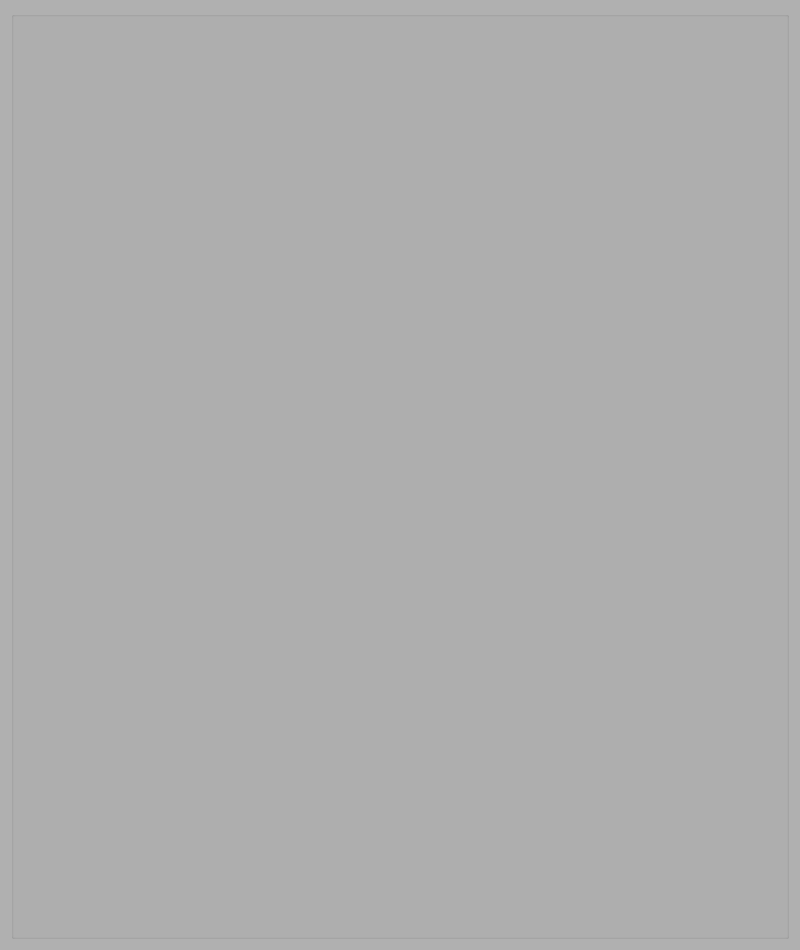
The window that LenovoLegion/LenovoLegion-Application/CPUFrequency.ui (bolekjar/LenovoLegion) describes before a commit, drawn with Qt 5.
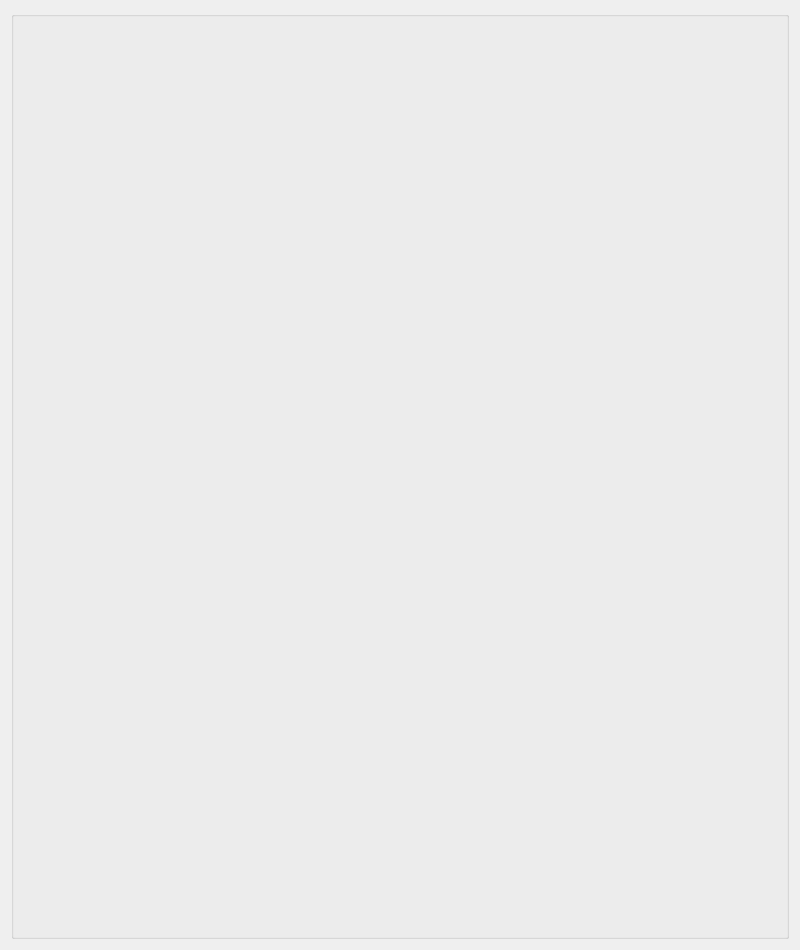
The same window after the commit. Icons and pictures are not drawn.

The edit to the form file:
```diff
--- a/LenovoLegion/LenovoLegion-Application/CPUFrequency.ui
+++ b/LenovoLegion/LenovoLegion-Application/CPUFrequency.ui
@@ -23,566 +23,6 @@
    <iconset resource="Resources.qrc">
     <normaloff>:/images/icons/LenovoLegionIco.png</normaloff>:/images/icons/LenovoLegionIco.png</iconset>
   </property>
-  <property name="styleSheet">
-   <string notr="true">/*Copyright (c) DevSec Studio. All rights reserved.
-
-MIT License
-
-Permission is hereby granted, free of charge, to any person obtaining a copy
-of this software and associated documentation files (the &quot;Software&quot;), to deal
-in the Software without restriction, including without limitation the rights
-to use, copy, modify, merge, publish, distribute, sublicense, and/or sell
-copies of the Software, and to permit persons to whom the Software is
-furnished to do so, subject to the following conditions:
-
-The above copyright notice and this permission notice shall be included in all
-copies or substantial portions of the Software.
-
-THE SOFTWARE IS PROVIDED *AS IS*, WITHOUT WARRANTY OF ANY KIND, EXPRESS OR
-IMPLIED, INCLUDING BUT NOT LIMITED TO THE WARRANTIES OF MERCHANTABILITY,
-FITNESS FOR A PARTICULAR PURPOSE AND NONINFRINGEMENT. IN NO EVENT SHALL THE
-AUTHORS OR COPYRIGHT HOLDERS BE LIABLE FOR ANY CLAIM, DAMAGES OR OTHER
-LIABILITY, WHETHER IN AN ACTION OF CONTRACT, TORT OR OTHERWISE, ARISING FROM,
-OUT OF OR IN CONNECTION WITH THE SOFTWARE OR THE USE OR OTHER DEALINGS IN THE SOFTWARE.
-*/
-
-/*-----QWidget-----*/
-QWidget
-{
-	background-color: #b0b0b0;
-	color: #ffffff;
-	border-color: #000000;
-
-}
-
-
-/*-----QLabel-----*/
-QLabel
-{
-	background-color: transparent;
-	color: #000000;
-	border-color: #000000;
-
-}
-
-
-/*-----QMenuBar-----*/
-QMenuBar
-{
-	background-color: qlineargradient(spread:pad, x1:1, y1:0, x2:1, y2:1, stop:0 rgba(227, 227, 228, 255),stop:1 rgba(213, 213, 213, 255));
-	color: #000;
-	font-weight: bold;
-
-}
-
-
-QMenuBar::disabled
-{
-	background-color: #404040;
-	color: #656565;
-	border-color: #051a39;
-
-}
-
-
-QMenuBar::item
-{
-    background-color: transparent;
-
-}
-
-
-QMenuBar::item:selected
-{
-    background-color: #bebebe;
-	color: #000;
-
-}
-
-
-QMenuBar::item:pressed
-{
-    background-color: #a0a0a0;
-    border: 0px solid;
-    margin-bottom: -1px;
-    padding-bottom: 1px;
-
-}
-
-
-/*-----QMenu-----*/
-QMenu
-{
-    background-color: qlineargradient(spread:pad, x1:1, y1:0, x2:1, y2:1, stop:0 rgba(207, 208, 216, 255),stop:1 rgba(152, 153, 159, 255));
-    border: 1px solid;
-	border-radius: 3px;
-    color: #000;
-	font-weight: bold;
-
-}
-
-
-QMenu QWidget{
-	background-color: transparent;
-
-}
-
-
-QMenu::separator
-{
-    height: 1px;
-    background-color: #000;
-	margin-left: 15px;
-	margin-right: 15px;
-    color: #ffffff;
-
-}
-
-
-QMenu::item
-{
-    min-width : 150px;
-    padding: 3px 20px 3px 20px;
-
-}
-
-
-QMenu::item:selected
-{
-    background-color: #3da8ff;
-    color: #f0f5f3;
-
-}
-
-
-QMenu::item:disabled
-{
-    color: #262626;
-
-}
-
-
-/*-----QToolTip-----*/
-QToolTip
-{
-	background-color: qlineargradient(spread:pad, x1:1, y1:0, x2:1, y2:1, stop:0 rgba(207, 208, 216, 255),stop:1 rgba(152, 153, 159, 255));
-	color: #000;
-	border: 1px solid #4e4e4d;
-	font-weight: bold;
-
-}
-
-
-/*-----QPushButton-----*/
-QPushButton
-{
-	background-color: #b0b0b0;
-	color: #000000;
-	border: 1px solid #888888;
-	border-radius: 14px;
-	padding: 6px;
-
-}
-
-
-QPushButton::hover
-{
-	background-color: #cbccd4;
-	border: 1px solid #888888;
-
-}
-
-
-QPushButton::pressed
-{
-	background-color: #787878;
-
-}
-
-
-QPushButton::checked
-{
-	background-color: #787878;
-
-}
-
-
-/*-----QLineEdit-----*/
-QLineEdit
-{
-	background-color: #e6e6e6;
-	color: #000;
-	font-weight: bold;
-	border-style: solid;
-	border-width: 2px;
-	border-color: #0a84ff;
-	border-radius: 4px;
-	padding: 5px;
-
-}
-
-/*-----QTabBar-----*/
-QTabBar::tab
-{
-	background-color: qlineargradient(spread:repeat, x1:1, y1:0, x2:1, y2:1, stop:0 rgba(227, 227, 227, 255),stop:1 rgba(187, 187, 187, 255));
-	color: #000;
-	border-style: solid;
-	border-width: 1px;
-	border-color: #666;
-	border-bottom: none;
-	padding: 5px;
-	padding-left: 15px;
-	padding-right: 15px;
-  	border-radius: 5px;
-}
-
-
-QTabWidget::pane 
-{
-	background-color: #666;;
-	border: 1px solid #666;
-	top: 1px;
-
-}
-
-
-QTabBar::tab:last
-{
-	margin-right: 0; 
-
-}
-
-
-QTabBar::tab:first:!selected
-{
-	background-color: #666666;
-	margin-left: 0px;
-
-}
-
-
-QTabBar::tab:!selected
-{
-	color: #b1b1b1;
-	border-bottom-style: solid;
-	background-color: #666666;
-
-}
-
-
-QTabBar::tab:selected
-{
-	margin-top: 0px;
-
-}
-
-
-QTabBar::tab:!selected:hover
-{
-	background-color: qlineargradient(spread:repeat, x1:1, y1:0, x2:1, y2:1, stop:0 rgba(127, 127, 127, 255),stop:1 rgba(87, 87, 87, 255));
-	color: #000;
-
-}
-
-/*-----QScrollBar-----*/
-QScrollBar:vertical 
-{
-   border: none;
-   width: 10px;
-
-}
-
-
-QScrollBar:horizontal 
-{
-   border: none;
-   height: 10px;
-
-}
-
-
-QScrollBar::handle:vertical,
-QScrollBar::handle:horizontal
-{
-   border: none;
-   border-radius : 0px;
-   background-color: #7a7a7a;
-   min-height: 80px;
-   width : 12px;
-
-}
-
-
-QScrollBar::handle:vertical:pressed,
-QScrollBar::handle:horizontal:pressed
-{
-   background-color: #5d5f60; 
-
-}
-
-
-QScrollBar::handle:vertical:hover,
-QScrollBar::handle:horizontal:hover
-{
-   background-color: #5d5f60; 
-
-}
-
-
-QScrollBar::add-line:vertical,
-QScrollBar::add-line:horizontal
-{
-   border: none;
-   background: transparent;
-   height: 0px;
-   subcontrol-position: bottom;
-   subcontrol-origin: margin;
-
-}
-
-
-QScrollBar::add-line:vertical:hover,
-QScrollBar::add-line:horizontal:hover
-{
-   background-color: transparent;
-
-}
-
-
-QScrollBar::add-line:vertical:pressed, 
-QScrollBar::add-line:horizontal:pressed
-{
-   background-color: #3f3f3f;
-
-}
-
-
-QScrollBar::sub-line:vertical,
-QScrollBar::sub-line:horizontal
-{
-   border: none;
-   background: transparent;
-   height: 0px;
-
-}
-
-
-QScrollBar::sub-line:vertical:hover,
-QScrollBar::sub-line:horizontal:hover
-{
-   background-color: transparent;
-
-}
-
-
-QScrollBar::sub-line:vertical:pressed,
-QScrollBar::sub-line:horizontal:pressed
-{
-   background-color: #3f3f3f;
-
-}
-
-
-QScrollBar::up-arrow:vertical,
-QScrollBar::up-arrow:horizontal
-{
-   width: 0px;
-   height: 0px;
-   background: transparent;
-
-}
-
-
-QScrollBar::down-arrow:vertical, 
-QScrollBar::down-arrow:horizontal
-{
-   width: 0px;
-   height: 0px;
-   background: transparent;
-
-}
-
-
-QScrollBar::add-page:vertical, QScrollBar::sub-page:vertical,
-QScrollBar::add-page:horizontal, QScrollBar::sub-page:horizontal
-{
-   background-color: white;
-	
-}
-
-/*-----QSlider-----*/
-
-QSlider:horizontal {
-    min-height: 28px;
-}
-
-QSlider::groove:horizontal 
-{
-	background-color: transparent;
-	height: 4px;
-}
-
-
-QSlider::sub-page:horizontal 
-{
-	background-color: gray;
-}
-
-
-QSlider::add-page:horizontal 
-{
-	background-color: #363535;
-}
-
-
-QSlider::handle:horizontal 
-{
-	width: 25px;
-    margin-top: -10px;
-    margin-bottom: -10px;
-    border-radius: 10px;
-	background: qradialgradient(spread:reflect, cx:0.5, cy:0.5, radius:0.5, fx:0.5, fy:0.5, stop:0.6 rgba(210, 210, 210, 255), stop:0.7 rgba(210, 210, 210, 100));
-}
-
-
-QSlider::handle:horizontal:hover 
-{
-	 background: qradialgradient(spread:reflect, cx:0.5, cy:0.5, radius:0.5, fx:0.5, fy:0.5, stop:0.6 rgba(255, 255, 255, 255), stop:0.7 rgba(255, 255, 255, 100));
-}
-
-
-QSlider::sub-page:horizontal:disabled 
-{
-	background-color: gray;
-	border-color: gray;
-}
-
-
-QSlider::add-page:horizontal:disabled 
-{
-	background-color: #363535;
-	border-color: #363535;
-}
-
-
-QSlider::handle:horizontal:disabled 
-{
-	background-color: gray;
-	border: 1px solid gray;
-}
-
-QSlider:vertical {
-    min-width: 28px;
-}
-
-QSlider::groove:vertical {
-    width: 4px;
-    background-color: transparent;
-}
-
-QSlider::handle:vertical {
-    height: 25px;
-    margin-left: -10px;
-    margin-right: -10px;
-    border-radius: 10px;
-    background: qradialgradient(spread:reflect, cx:0.5, cy:0.5, radius:0.5, fx:0.5, fy:0.5, stop:0.6 rgba(210, 210, 210, 255), stop:0.7 rgba(210, 210, 210, 100));
-}
-
-QSlider::handle:vertical:hover {
-    background: qradialgradient(spread:reflect, cx:0.5, cy:0.5, radius:0.5, fx:0.5, fy:0.5, stop:0.6 rgba(255, 255, 255, 255), stop:0.7 rgba(255, 255, 255, 100));
-}
-
-QSlider::sub-page:vertical 
-{
-	background-color: #363535;
-	margin: 4px;
-}
-
-
-QSlider::add-page:vertical 
-{
-	background-color: transparent;
-	background-color: gray;
-}
-
-
-/*-----QStatusBar-----*/
-QStatusBar
-{
-	background-color: qlineargradient(spread:pad, x1:1, y1:0, x2:1, y2:1, stop:0 rgba(123, 123, 123, 255),stop:0.509615 rgba(116, 116, 116, 255));
-	color: #000;
-	border-color: #000000;
-
-}
-
-/*-----QComboBox-----*/
-QComboBox
-{
-    background-color: qlineargradient(spread:repeat, x1:1, y1:0, x2:1, y2:1, stop:0 rgba(84, 84, 84, 255),stop:1 rgba(59, 59, 59, 255));
-    border: 1px solid #000;
-    padding-left: 6px;
-    color: #ffffff;
-    height: 20px;
-
-}
-
-
-QComboBox::disabled
-{
-	background-color: #404040;
-	color: #656565;
-	border-color: #051a39;
-
-}
-
-
-QComboBox:on
-{
-    background-color: gray;
-	color: #000;
-
-}
-
-
-QComboBox QAbstractItemView
-{
-    background-color: #383838;
-    color: #ffffff;
-    border: 1px solid black;
-    selection-background-color: #b78620;
-    outline: 0;
-
-}
-
-
-QComboBox::drop-down
-{
-	background-color: qlineargradient(spread:repeat, x1:1, y1:0, x2:1, y2:1, stop:0 rgba(57, 57, 57, 255),stop:1 rgba(50, 50, 50, 255));
-    subcontrol-origin: padding;
-    subcontrol-position: top right;
-    width: 15px;
-    border-left-width: 1px;
-    border-left-color: black;
-    border-left-style: solid; 
-
-}
-
-
-QComboBox::down-arrow
-{
-    image: url(://arrow-down.png);
-    width: 8px;
-    height: 8px;
-}
-
-QLCDNumber{
-  background-color: gray;
-  border: 2px solid rgb(113, 113, 113);
-  border-width: 2px;
-  border-radius: 10px;
-  color: rgb(0, 0, 0);
-}</string>
-  </property>
   <layout class="QVBoxLayout" name="verticalLayout_2">
    <item>
     <widget class="QGroupBox" name="groupBox">
@@ -590,6 +30,9 @@
       <string/>
      </property>
      <layout class="QVBoxLayout" name="verticalLayout">
+      <property name="topMargin">
+       <number>30</number>
+      </property>
       <item>
        <layout class="QGridLayout" name="gridLayout"/>
       </item>
```
Left out of the diff: 2 changed lines with no effect on the pictures.
